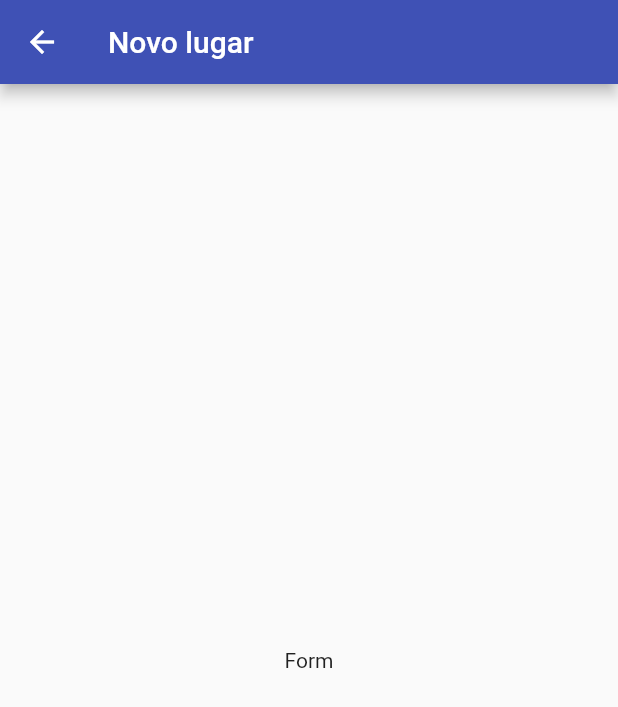
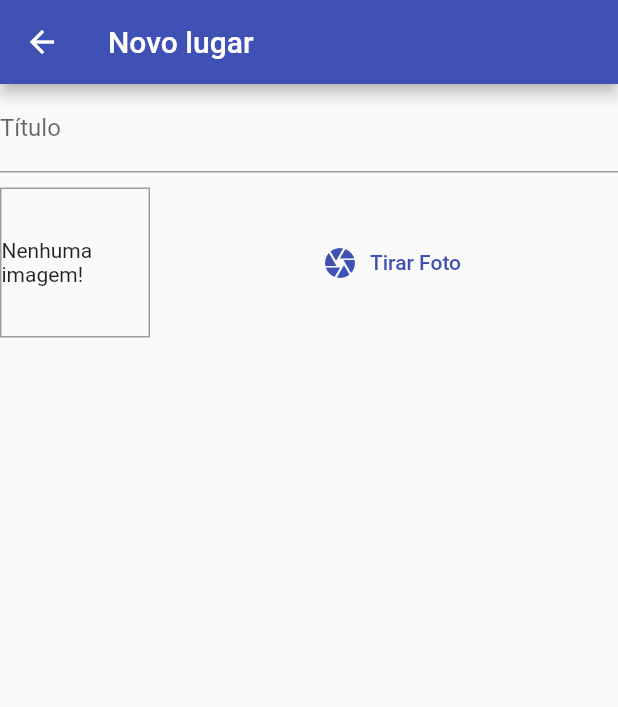
Before and after one commit to Jo-Analyst/great_places, a Flutter app: the PlaceFormScreen screen opened by its route, on a phone screen of 412 x 824 dp. Shown: the top 707 px of the screen. Run offline on Flutter 3.47's test engine with Material 2 defaults, Android fonts, the phone set to English and light mode, and no system bars.

Commit message:
333. Formulário Novo Lugar pt 1

```diff
--- a/lib/screens/place_form_screen.dart
+++ b/lib/screens/place_form_screen.dart
@@ -1,4 +1,5 @@
 import 'package:flutter/material.dart';
+import 'package:great_places/widgets/image_input.dart';
 
 class PlaceFormScreen extends StatefulWidget {
   const PlaceFormScreen({super.key});
@@ -14,8 +15,14 @@ class _PlaceFormScreenState extends State<PlaceFormScreen> {
       appBar: AppBar(
         title: const Text("Novo lugar"),
       ),
-      body: const Center(
-        child: Text("Form"),
+      body: Column(
+        children: const [
+          TextField(
+            decoration: InputDecoration(labelText: "Título"),
+          ),
+          SizedBox(height: 10),
+          ImageInput(),
+        ],
       ),
     );
   }
--- /dev/null
+++ b/lib/widgets/image_input.dart
@@ -0,0 +1,38 @@
+import 'package:flutter/material.dart';
+
+class ImageInput extends StatefulWidget {
+  const ImageInput({super.key});
+
+  @override
+  State<ImageInput> createState() => _ImageInputState();
+}
+
+class _ImageInputState extends State<ImageInput> {
+  @override
+  Widget build(BuildContext context) {
+    return Row(
+      children: [
+        Container(
+          width: 100,
+          height: 100,
+          decoration: BoxDecoration(
+            border: Border.all(width: 1, color: Colors.grey),
+          ),
+          alignment: Alignment.center,
+          child: const Text("Nenhuma imagem!"),
+        ),
+        const SizedBox(width: 10),
+        Expanded(
+          child: TextButton.icon(
+            onPressed: () {},
+            icon: const Icon(Icons.camera),
+            label: const Text("Tirar Foto"),
+            style: TextButton.styleFrom(
+              foregroundColor: Theme.of(context).colorScheme.primary,
+            ),
+          ),
+        ),
+      ],
+    );
+  }
+}
```
Also changed, not shown: lib/models/place.dart (added, +27 -0 lines), lib/providers/great_places.dart (added, +18 -0 lines).
